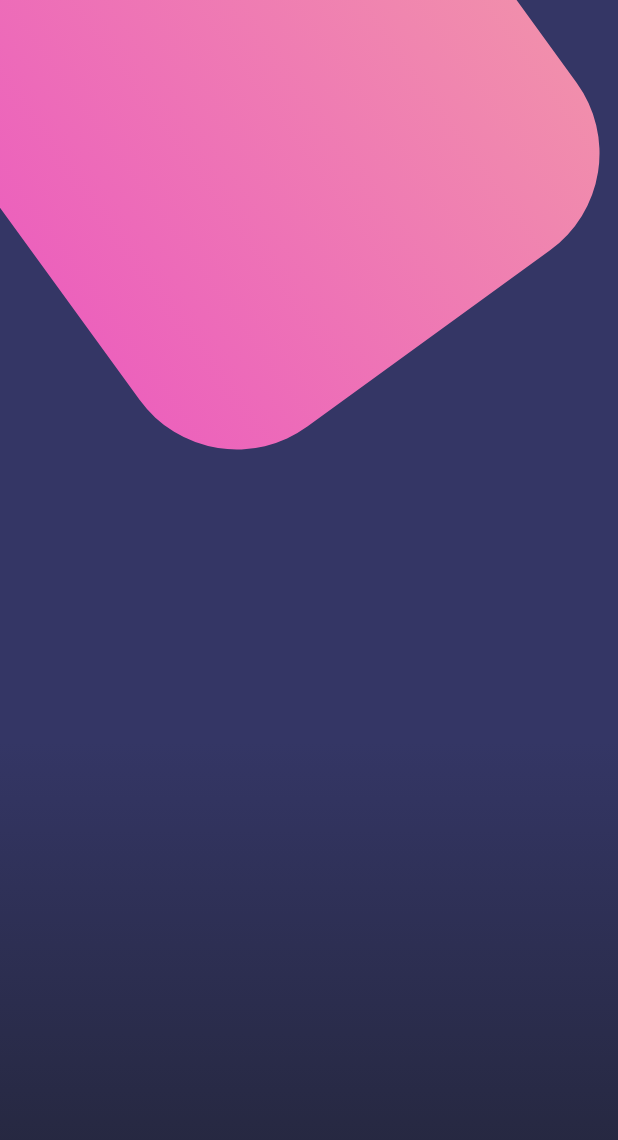
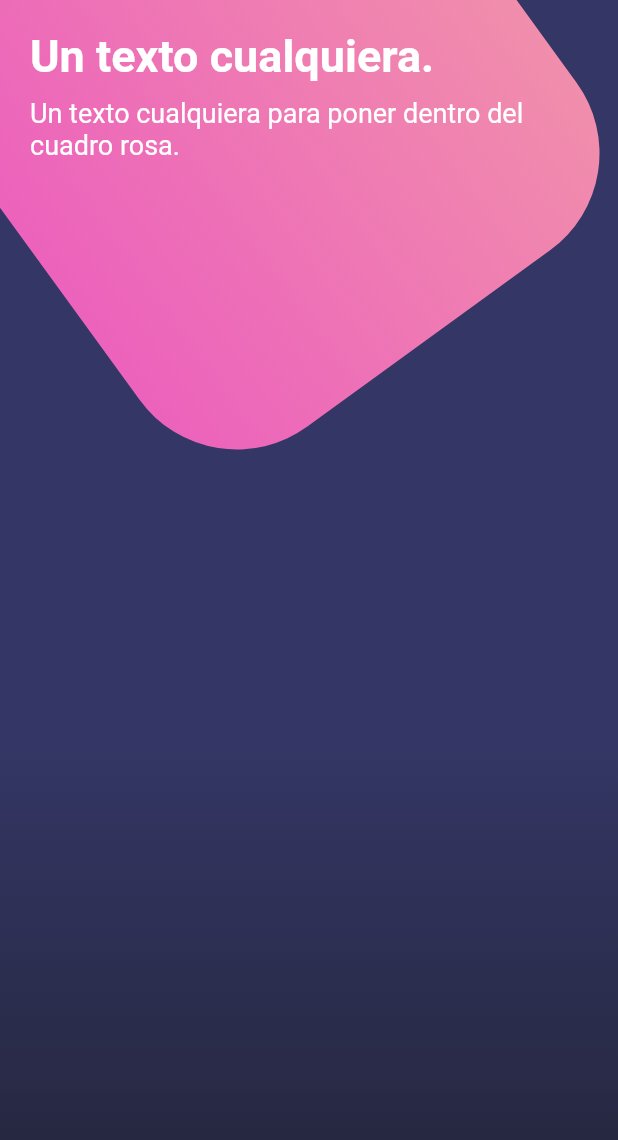
Before and after one commit to jalfonsosuarez/Flutter---disenos, a Flutter app: the screen it shows after launch, on a phone screen of 412 x 824 dp. Shown: the top 1140 px of the screen. Run offline on Flutter 3.47's test engine with Material 2 defaults, Android fonts, the phone set to English and light mode, and no system bars.

Commit message:
[138] Diseño compuesto (2)

```diff
--- a/lib/main.dart
+++ b/lib/main.dart
@@ -2,12 +2,16 @@ import 'package:disenos/src/pages/basico_page.dart';
 import 'package:disenos/src/pages/botones_page.dart';
 import 'package:disenos/src/pages/scroll_page.dart';
 import 'package:flutter/material.dart';
+import 'package:flutter/services.dart';
 
 void main() => runApp(MyApp());
 
 class MyApp extends StatelessWidget {
   @override
   Widget build(BuildContext context) {
+    SystemChrome.setSystemUIOverlayStyle( SystemUiOverlayStyle.light.copyWith(
+      statusBarColor: Colors.white
+    ));
     return MaterialApp(
       debugShowCheckedModeBanner: false,
       title: 'Diseños',
--- a/lib/src/pages/botones_page.dart
+++ b/lib/src/pages/botones_page.dart
@@ -10,6 +10,14 @@ class BotonesPage extends StatelessWidget {
       body: Stack(
         children: <Widget>[
           _fondoApp(),
+          SingleChildScrollView(
+            // controller: controller,
+            child: Column(
+              children: <Widget>[
+                _titulos(),
+              ],
+            ),
+          ),
         ],
       ),
     );
@@ -62,4 +70,24 @@ class BotonesPage extends StatelessWidget {
 
   }
 
+  Widget _titulos() {
+
+    return SafeArea(
+      child: Container(
+        padding: EdgeInsets.all(20.0),
+        child: Column(
+          crossAxisAlignment: CrossAxisAlignment.start,
+          children: <Widget>[
+            Text( 'Un texto cualquiera.',
+                  style: TextStyle(color: Colors.white, fontSize: 30.0, fontWeight: FontWeight.bold ), ),
+            SizedBox( height: 10.0,),
+            Text( 'Un texto cualquiera para poner dentro del cuadro rosa.',
+                  style: TextStyle(color: Colors.white, fontSize: 18.0),  ),
+          ],
+        ),
+      ),
+    );
+
+  }
+
 }
```
